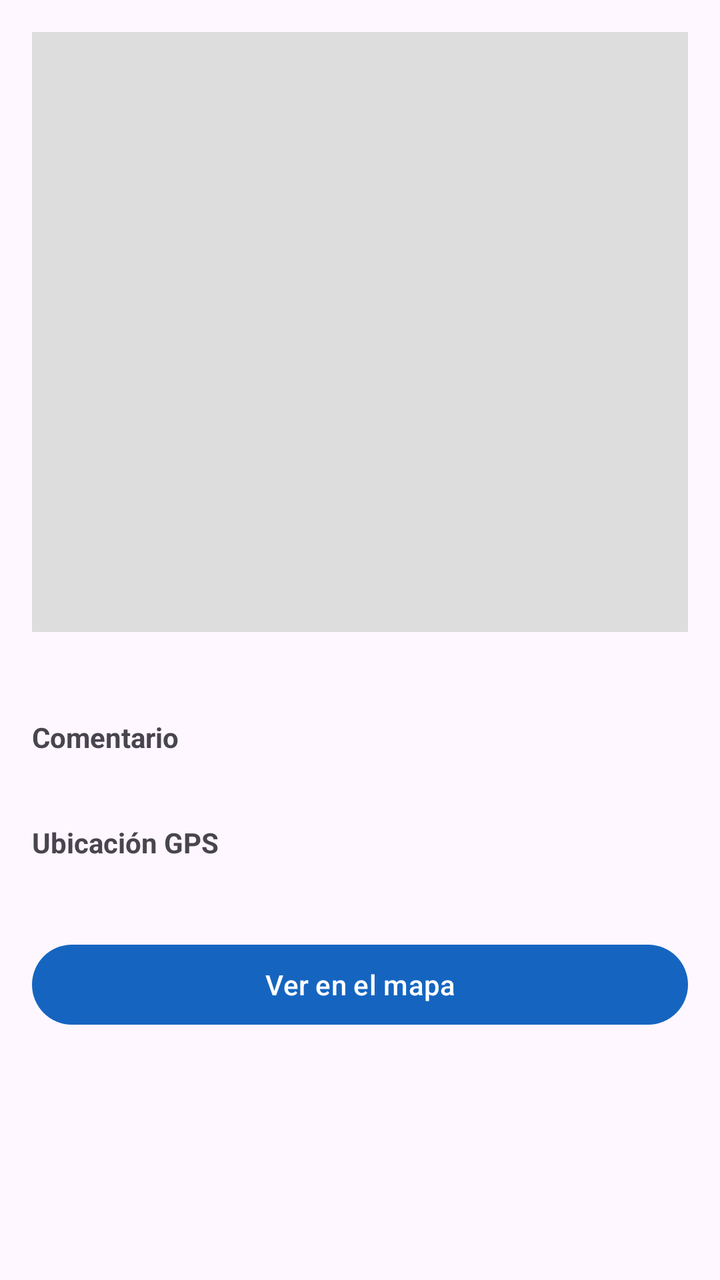
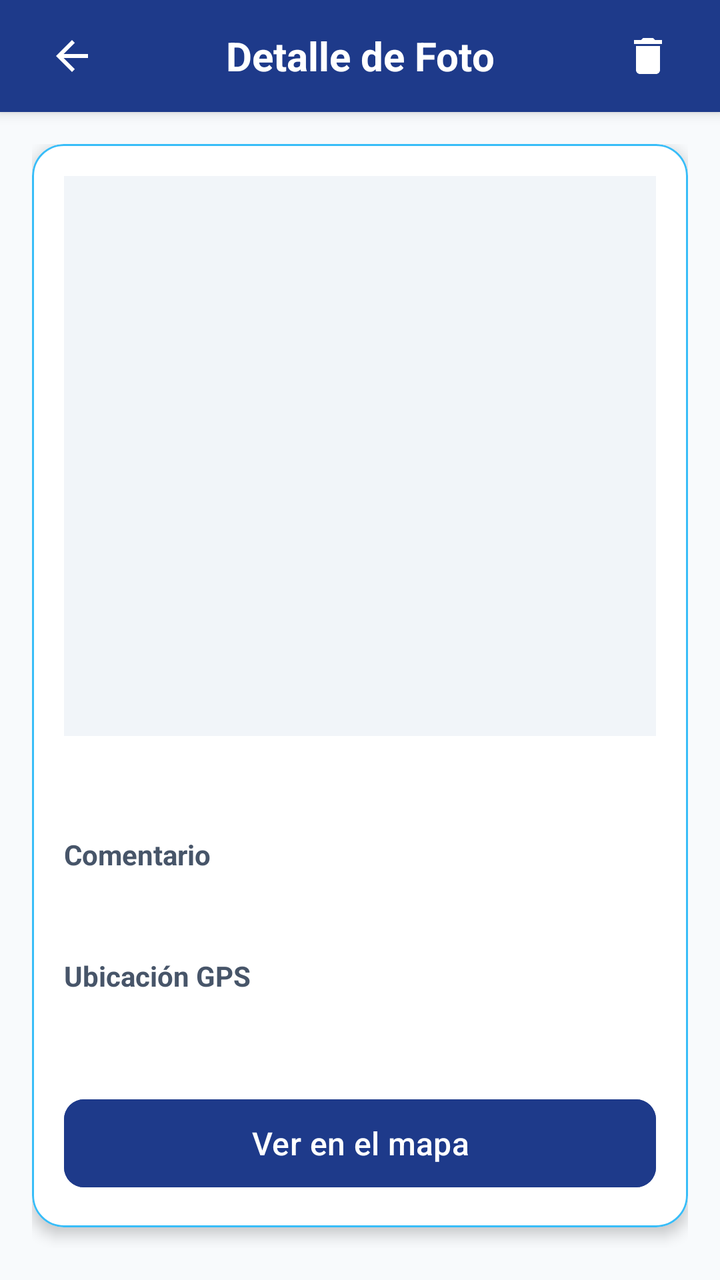

The first picture is an Android layout as it rendered before a commit; the second is the same layout after the commit. The layout source and the unified diff follow.
<!-- AndroidManifest.xml: application theme Theme.FotoApp -->
<!-- res/layout/activity_detalle_foto.xml -->
<?xml version="1.0" encoding="utf-8"?>
<ScrollView xmlns:android="http://schemas.android.com/apk/res/android"
    android:layout_width="match_parent"
    android:layout_height="match_parent"
    android:fillViewport="true">

    <LinearLayout
        android:layout_width="match_parent"
        android:layout_height="wrap_content"
        android:orientation="vertical"
        android:padding="16dp">

        <ImageView
            android:id="@+id/ivDetalle"
            android:layout_width="match_parent"
            android:layout_height="300dp"
            android:background="#DDDDDD"
            android:contentDescription="Foto seleccionada"
            android:scaleType="centerCrop" />

        <TextView
            android:id="@+id/tvFecha"
            android:layout_width="match_parent"
            android:layout_height="wrap_content"
            android:layout_marginTop="12dp"
            android:textStyle="bold" />

        <TextView
            android:layout_width="match_parent"
            android:layout_height="wrap_content"
            android:layout_marginTop="12dp"
            android:text="Comentario"
            android:textStyle="bold" />

        <TextView
            android:id="@+id/tvComentario"
            android:layout_width="match_parent"
            android:layout_height="wrap_content"
            android:textSize="16sp" />

        <TextView
            android:layout_width="match_parent"
            android:layout_height="wrap_content"
            android:layout_marginTop="12dp"
            android:text="Ubicación GPS"
            android:textStyle="bold" />

        <TextView
            android:id="@+id/tvUbicacion"
            android:layout_width="match_parent"
            android:layout_height="wrap_content"
            android:textSize="16sp" />

        <com.google.android.material.button.MaterialButton
            android:id="@+id/btnVerMapa"
            android:layout_width="match_parent"
            android:layout_height="wrap_content"
            android:layout_marginTop="16dp"
            android:text="Ver en el mapa" />
    </LinearLayout>
</ScrollView>
<!-- resources referenced by this layout -->
<resources>
  <style name="Theme.FotoApp" parent="Theme.Material3.DayNight.NoActionBar">
          <item name="colorPrimary">@color/azul_primario</item>
          <item name="colorPrimaryDark">@color/azul_oscuro</item>
          <item name="colorSecondary">@color/verde_acento</item>
      </style>
  <color name="azul_primario">#1565C0</color>
  <color name="azul_oscuro">#0D47A1</color>
  <color name="verde_acento">#2E7D32</color>
</resources>

<!-- the commit's change to res/layout/activity_detalle_foto.xml (unified diff, before → after) -->
@@ -1,61 +1,139 @@
 <?xml version="1.0" encoding="utf-8"?>
-<ScrollView xmlns:android="http://schemas.android.com/apk/res/android"
+<LinearLayout xmlns:android="http://schemas.android.com/apk/res/android"
+    xmlns:app="http://schemas.android.com/apk/res-auto"
     android:layout_width="match_parent"
     android:layout_height="match_parent"
-    android:fillViewport="true">
+    android:background="@color/azul_fondo"
+    android:orientation="vertical">
 
     <LinearLayout
         android:layout_width="match_parent"
-        android:layout_height="wrap_content"
-        android:orientation="vertical"
-        android:padding="16dp">
+        android:layout_height="56dp"
+        android:background="@color/azul_primario"
+        android:elevation="4dp"
+        android:gravity="center_vertical"
+        android:orientation="horizontal"
+        android:paddingHorizontal="12dp">
 
-        <ImageView
-            android:id="@+id/ivDetalle"
-            android:layout_width="match_parent"
-            android:layout_height="300dp"
-            android:background="#DDDDDD"
-            android:contentDescription="Foto seleccionada"
-            android:scaleType="centerCrop" />
+        <ImageButton
+            android:id="@+id/btnRegresar"
+            android:layout_width="48dp"
+            android:layout_height="48dp"
+            android:background="?attr/selectableItemBackgroundBorderless"
+            android:contentDescription="@string/btn_regresar"
+            android:src="@drawable/ic_arrow_back" />
 
         <TextView
-            android:id="@+id/tvFecha"
+            android:layout_width="0dp"
+            android:layout_height="wrap_content"
+            android:layout_weight="1"
+            android:gravity="center"
+            android:text="@string/titulo_detalle_foto"
+            android:textColor="@color/blanco"
+            android:textSize="20sp"
+            android:textStyle="bold" />
+
+        <ImageButton
+            android:id="@+id/btnEliminar"
+            android:layout_width="48dp"
+            android:layout_height="48dp"
+            android:background="?attr/selectableItemBackgroundBorderless"
+            android:contentDescription="@string/btn_eliminar"
+            android:padding="12dp"
+            android:scaleType="fitCenter"
+            android:src="@drawable/ic_delete"
+            app:tint="@color/blanco" />
+    </LinearLayout>
+
+    <ScrollView
+        android:layout_width="match_parent"
+        android:layout_height="match_parent"
+        android:fillViewport="true">
+
+        <LinearLayout
             android:layout_width="match_parent"
             android:layout_height="wrap_content"
-            android:layout_marginTop="12dp"
-            android:textStyle="bold" />
+            android:orientation="vertical"
+            android:padding="16dp">
 
-        <TextView
-            android:layout_width="match_parent"
-            android:layout_height="wrap_content"
-            android:layout_marginTop="12dp"
-            android:text="Comentario"
-            android:textStyle="bold" />
+            <com.google.android.material.card.MaterialCardView
+                android:layout_width="match_parent"
+                android:layout_height="wrap_content"
+                app:cardBackgroundColor="@color/blanco"
+                app:cardCornerRadius="16dp"
+                app:cardElevation="4dp"
+                app:strokeColor="@color/azul_acento"
+                app:strokeWidth="1dp">
 
-        <TextView
-            android:id="@+id/tvComentario"
-            android:layout_width="match_parent"
-            android:layout_height="wrap_content"
-            android:textSize="16sp" />
+                <LinearLayout
+                    android:layout_width="match_parent"
+                    android:layout_height="wrap_content"
+                    android:orientation="vertical"
+                    android:padding="16dp">
 
-        <TextView
-            android:layout_width="match_parent"
-            android:layout_height="wrap_content"
-            android:layout_marginTop="12dp"
-            android:text="Ubicación GPS"
-            android:textStyle="bold" />
+                    <ImageView
+                        android:id="@+id/ivDetalle"
+                        android:layout_width="match_parent"
+                        android:layout_height="280dp"
+                        android:background="@color/gris_superficie"
+                        android:contentDescription="@string/titulo_detalle_foto"
+                        android:scaleType="centerCrop" />
 
-        <TextView
-            android:id="@+id/tvUbicacion"
-            android:layout_width="match_parent"
-            android:layout_height="wrap_content"
-            android:textSize="16sp" />
+                    <TextView
+                        android:id="@+id/tvFecha"
+                        android:layout_width="match_parent"
+                        android:layout_height="wrap_content"
+                        android:layout_marginTop="16dp"
+                        android:textColor="@color/azul_primario"
+                        android:textSize="16sp"
+                        android:textStyle="bold" />
 
-        <com.google.android.material.button.MaterialButton
-            android:id="@+id/btnVerMapa"
-            android:layout_width="match_parent"
-            android:layout_height="wrap_content"
-            android:layout_marginTop="16dp"
-            android:text="Ver en el mapa" />
-    </LinearLayout>
-</ScrollView>
+                    <TextView
+                        android:layout_width="match_parent"
+                        android:layout_height="wrap_content"
+                        android:layout_marginTop="12dp"
+                        android:text="@string/label_comentario"
+                        android:textColor="@color/gris_texto"
+                        android:textStyle="bold" />
+
+                    <TextView
+                        android:id="@+id/tvComentario"
+                        android:layout_width="match_parent"
+                        android:layout_height="wrap_content"
+                        android:layout_marginTop="4dp"
+                        android:textColor="@color/azul_oscuro"
+                        android:textSize="16sp" />
+
+                    <TextView
+                        android:layout_width="match_parent"
+                        android:layout_height="wrap_content"
+                        android:layout_marginTop="16dp"
+                        android:text="@string/label_ubicacion_gps"
+                        android:textColor="@color/gris_texto"
+                        android:textStyle="bold" />
+
+                    <TextView
+                        android:id="@+id/tvUbicacion"
+                        android:layout_width="match_parent"
+                        android:layout_height="wrap_content"
+                        android:layout_marginTop="4dp"
+                        android:textColor="@color/azul_oscuro"
+                        android:textSize="15sp" />
+
+                    <com.google.android.material.button.MaterialButton
+                        android:id="@+id/btnVerMapa"
+                        android:layout_width="match_parent"
+                        android:layout_height="52dp"
+                        android:layout_marginTop="24dp"
+                        android:backgroundTint="@color/azul_primario"
+                        android:text="@string/btn_ver_mapa"
+                        android:textColor="@color/blanco"
+                        android:textSize="16sp"
+                        app:cornerRadius="10dp" />
+
+                </LinearLayout>
+            </com.google.android.material.card.MaterialCardView>
+
+        </LinearLayout>
+    </ScrollView>
+</LinearLayout>
<!-- resource entries referenced after the edit -->
@@ -1,12 +1,51 @@
 <!-- resources referenced by this layout -->
 <resources>
+  <color name="azul_acento">#38BDF8</color>
+  <color name="azul_fondo">#F8FAFC</color>
   <style name="Theme.FotoApp" parent="Theme.Material3.DayNight.NoActionBar">
+          
           <item name="colorPrimary">@color/azul_primario</item>
           <item name="colorPrimaryDark">@color/azul_oscuro</item>
-          <item name="colorSecondary">@color/verde_acento</item>
+          <item name="colorSecondary">@color/azul_acento</item>
+          <item name="colorSecondaryContainer">@color/azul_claro</item>
+          <item name="android:windowBackground">@color/azul_fondo</item>
       </style>
-  <color name="azul_primario">#1565C0</color>
-  <color name="azul_oscuro">#0D47A1</color>
-  <color name="verde_acento">#2E7D32</color>
+  <color name="rojo_error">#EF4444</color>
+  <color name="azul_claro">#E0F2FE</color>
+  <color name="azul_primario">#1E3A8A</color>
+  <color name="blanco">#FFFFFF</color>
+  <color name="gris_superficie">#F1F5F9</color>
+  <color name="gris_texto">#475569</color>
+  <!-- drawable ic_arrow_back (drawable) -->
+  <?xml version="1.0" encoding="utf-8"?>
+  <vector xmlns:android="http://schemas.android.com/apk/res/android"
+      android:width="24dp"
+      android:height="24dp"
+      android:viewportWidth="24"
+      android:viewportHeight="24"
+      android:tint="@color/blanco">
+      <path
+          android:fillColor="@android:color/white"
+          android:pathData="M20,11H7.83l5.59,-5.59L12,4l-8,8 8,8 1.41,-1.41L7.83,13H20v-2z" />
+  </vector>
+  <!-- drawable ic_delete (drawable) -->
+  <?xml version="1.0" encoding="utf-8"?>
+  <vector xmlns:android="http://schemas.android.com/apk/res/android"
+      android:width="24dp"
+      android:height="24dp"
+      android:viewportWidth="24"
+      android:viewportHeight="24"
+      android:tint="@color/rojo_error">
+      <path
+          android:fillColor="@android:color/white"
+          android:pathData="M6,19c0,1.1 0.9,2 2,2h8c1.1,0 2,-0.9 2,-2V7H6v12zM19,4h-3.5l-1,-1h-5l-1,1H5v2h14V4z" />
+  </vector>
+  <string name="btn_eliminar">Eliminar</string>
+  <string name="btn_regresar">Regresar</string>
+  <string name="btn_ver_mapa">Ver en el mapa</string>
+  <string name="label_comentario">Comentario</string>
+  <string name="label_ubicacion_gps">Ubicación GPS</string>
+  <string name="titulo_detalle_foto">Detalle de Foto</string>
+  <color name="azul_oscuro">#0F172A</color>
 </resources>
 
